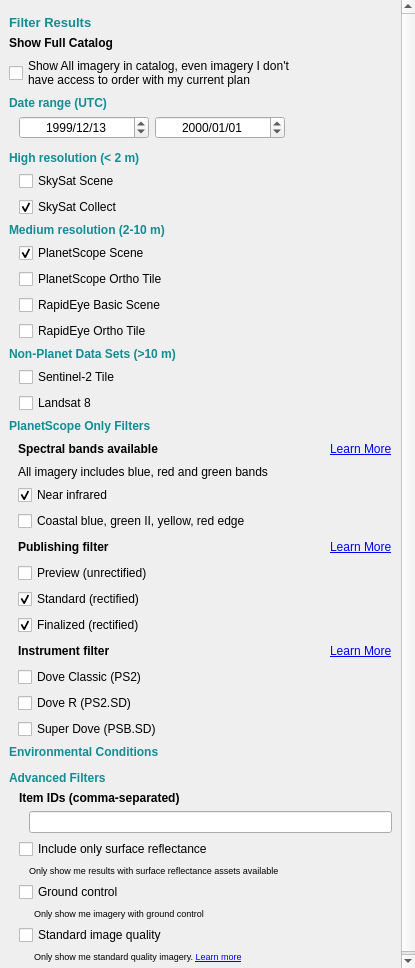
The window that planet_explorer/ui/pe_daily_filter_base.ui (planetlabs/qgis-planet-plugin) describes before a commit, drawn with Qt 5.
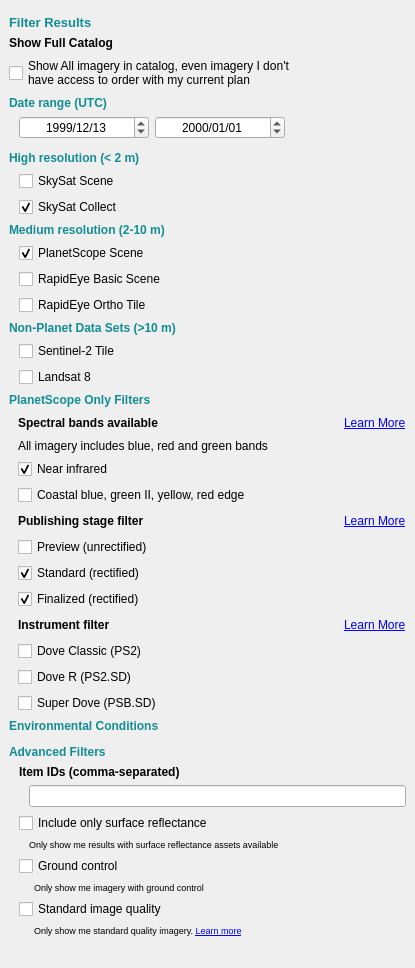
The same window after the commit. Custom widgets are drawn as their Qt base class.

Commit message: Removed PS ortho tile from the filters. This is an additional change asked for by the client.

Diff of the .ui file:
```diff
--- a/planet_explorer/ui/pe_daily_filter_base.ui
+++ b/planet_explorer/ui/pe_daily_filter_base.ui
@@ -46,7 +46,7 @@
         <x>0</x>
         <y>0</y>
         <width>401</width>
-        <height>1115</height>
+        <height>1086</height>
        </rect>
       </property>
       <layout class="QVBoxLayout" name="verticalLayout_9">
@@ -339,16 +339,6 @@
                </property>
               </widget>
              </item>
-             <item>
-              <widget class="QCheckBox" name="chkPlanetScopeOrtho">
-               <property name="text">
-                <string>PlanetScope Ortho Tile</string>
-               </property>
-               <property name="api-name" stdset="0">
-                <string>PSOrthoTile</string>
-               </property>
-              </widget>
-             </item>
              <item>
               <widget class="QCheckBox" name="chkRapidEyeScene">
                <property name="text">
@@ -512,7 +502,7 @@
                    <string notr="true"/>
                   </property>
                   <property name="text">
-                   <string>&lt;html&gt;&lt;head/&gt;&lt;body&gt;&lt;p&gt;&lt;span style=&quot; font-weight:600;&quot;&gt;Publishing filter&lt;/span&gt;&lt;/p&gt;&lt;/body&gt;&lt;/html&gt;</string>
+                   <string>&lt;html&gt;&lt;head/&gt;&lt;body&gt;&lt;p&gt;&lt;span style=&quot; font-weight:600;&quot;&gt;Publishing stage filter&lt;/span&gt;&lt;/p&gt;&lt;/body&gt;&lt;/html&gt;</string>
                   </property>
                  </widget>
                 </item>
```
The commit also changes 1 other file.
